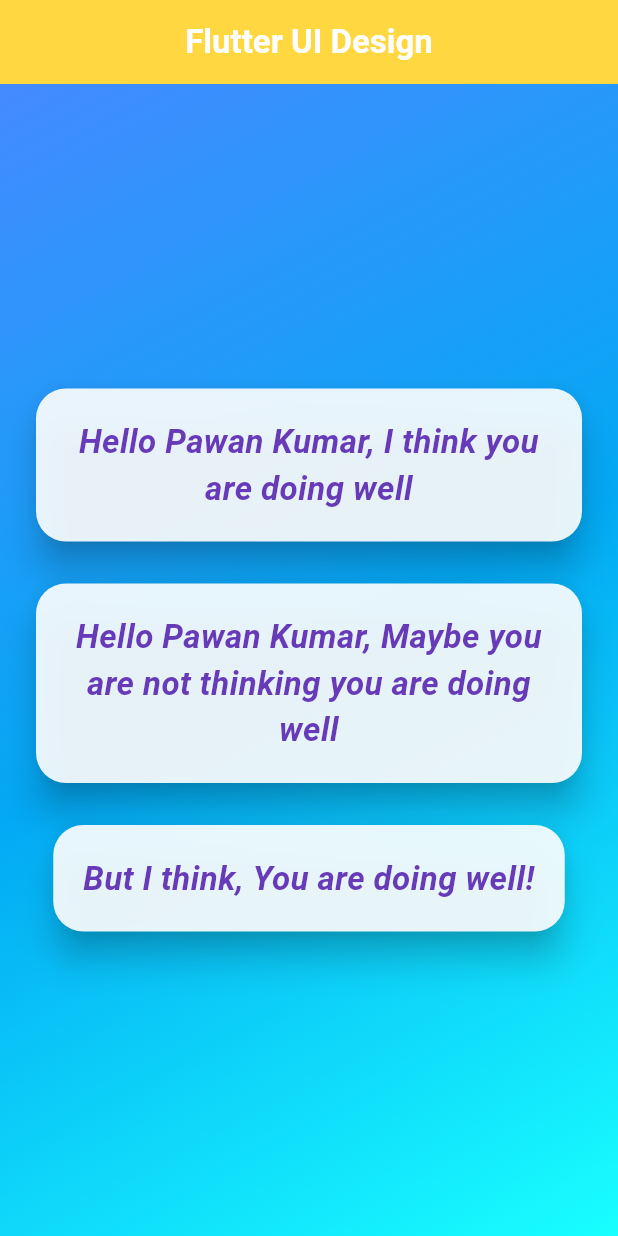
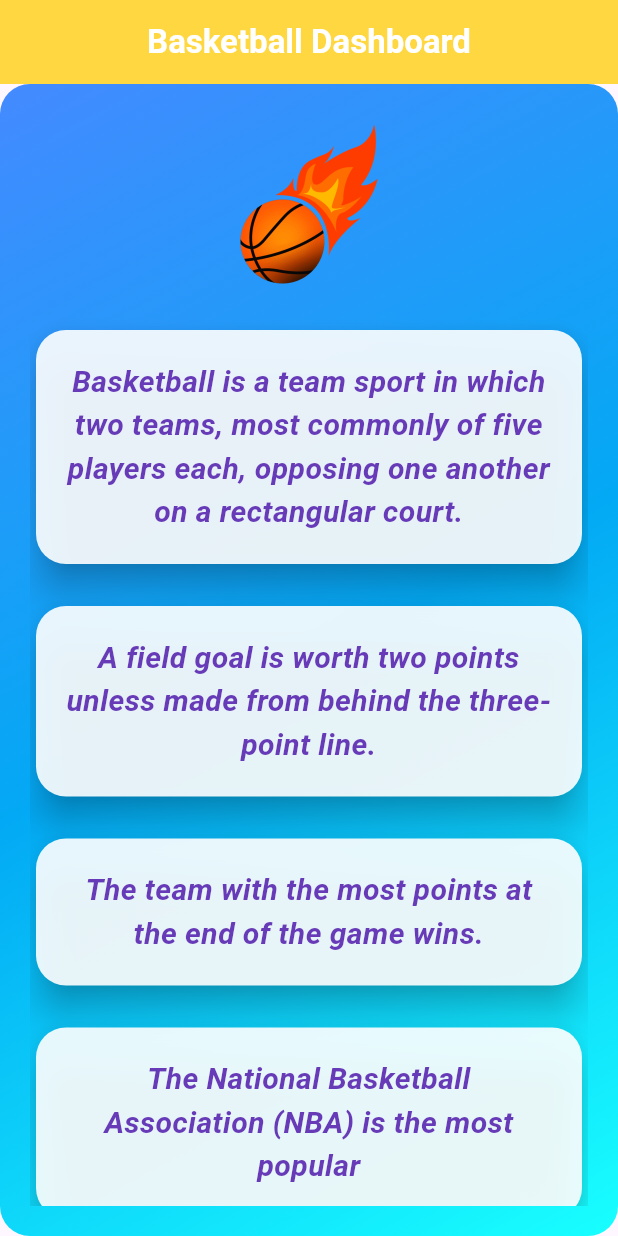
Before and after one commit to Rubipatel1989/flutter_first, a Flutter app: the screen it shows after launch, on a phone screen of 412 x 824 dp. Run offline on Flutter 3.47's test engine with Material 3 defaults, Android fonts, the phone set to English and light mode, and no system bars.

Commit message:
Dashboard page design

```diff
--- a/lib/main.dart
+++ b/lib/main.dart
@@ -30,7 +30,7 @@ class MyWidget extends StatelessWidget {
     return Scaffold(
       appBar: AppBar(
         title: const Text(
-          "Flutter UI Design",
+          "Basketball Dashboard",
           style: TextStyle(
             fontSize: 22,
             fontWeight: FontWeight.bold,
@@ -41,25 +41,74 @@ class MyWidget extends StatelessWidget {
         centerTitle: true,
       ),
       body: Container(
-        decoration: const BoxDecoration(
-          gradient: LinearGradient(
-            colors: [Colors.blueAccent, Colors.lightBlue, Colors.cyanAccent], // Gradient background
+        decoration: BoxDecoration(
+          gradient: const LinearGradient(
+            colors: [
+              Colors.blueAccent,
+              Colors.lightBlue,
+              Colors.cyanAccent
+            ], // Gradient background
             begin: Alignment.topLeft,
             end: Alignment.bottomRight,
           ),
+          borderRadius: BorderRadius.circular(20), // ✅ Added borderRadius
         ),
         child: Padding(
           padding: const EdgeInsets.all(20),
+          child: SingleChildScrollView(
+            // ✅ Prevent overflow issues
             child: Column(
               mainAxisAlignment: MainAxisAlignment.center, // Center content
               crossAxisAlignment: CrossAxisAlignment.center,
               children: [
-              _buildCard("Hello Pawan Kumar, I think you are doing well"),
+                Image.asset(
+                  'assets/logo.png', // ✅ Ensure path is correct in pubspec.yaml
+                  height: 120, // Adjusted size
+                  width: 120,
+                  fit: BoxFit.contain,
+                ),
                 const SizedBox(height: 20),
-              _buildCard("Hello Pawan Kumar, Maybe you are not thinking you are doing well"),
+                _buildCard(
+                    "Basketball is a team sport in which two teams, most commonly of five players each, opposing one another on a rectangular court."),
                 const SizedBox(height: 20),
-              _buildCard("But I think, You are doing well!"),
+                _buildCard(
+                    "A field goal is worth two points unless made from behind the three-point line."),
+                const SizedBox(height: 20),
+                _buildCard(
+                    "The team with the most points at the end of the game wins."),
+                const SizedBox(height: 20),
+                _buildCard(
+                    "The National Basketball Association (NBA) is the most popular"),
+                const SizedBox(height: 20),
+                _buildCard(
+                    "The NBA was founded in New York City on June 6, 1946, as the Basketball Association of America (BAA)."),
+                const SizedBox(height: 20),
+                Row(
+                  mainAxisAlignment: MainAxisAlignment.spaceBetween,
+                  children: [
+                    ElevatedButton(
+                      onPressed: () {},
+                      style: ElevatedButton.styleFrom(
+                        foregroundColor: Colors.white, // Text color
+                        backgroundColor:
+                            Colors.redAccent, // Button background color
+                      ),
+                      child: const Text("Like"),
+                    ),
+                    ElevatedButton(
+                      onPressed: () {},
+                      style: ElevatedButton.styleFrom(
+                        foregroundColor: Colors.white, // Text color
+                        backgroundColor:
+                            Colors.green, // Button background color
+                      ),
+                      child: const Text("Share"),
+                    ),
                   ],
+                ),
+                const SizedBox(height: 20),
+              ],
+            ),
           ),
         ),
       ),
@@ -80,7 +129,7 @@ class MyWidget extends StatelessWidget {
           text,
           textAlign: TextAlign.center,
           style: const TextStyle(
-            fontSize: 22,
+            fontSize: 20,
             fontWeight: FontWeight.w600,
             color: Colors.deepPurple,
             fontStyle: FontStyle.italic,
--- a/pubspec.yaml
+++ b/pubspec.yaml
@@ -59,9 +59,8 @@ flutter:
   uses-material-design: true
 
   # To add assets to your application, add an assets section, like this:
-  # assets:
-  #   - images/a_dot_burr.jpeg
-  #   - images/a_dot_ham.jpeg
+  assets:
+    - assets/logo.png
 
   # An image asset can refer to one or more resolution-specific "variants", see
   # https://flutter.dev/assets-and-images/#resolution-aware
```
Also changed, not shown: assets/logo.png (added), 1 other file. Lines whose indentation alone changed are shown as unchanged.
